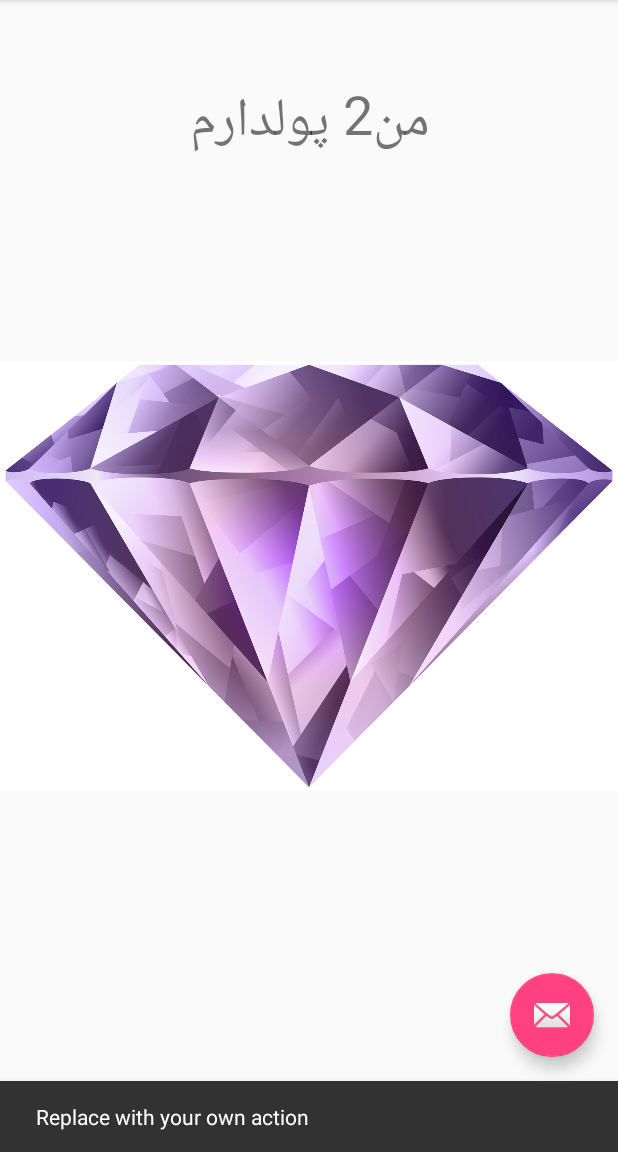
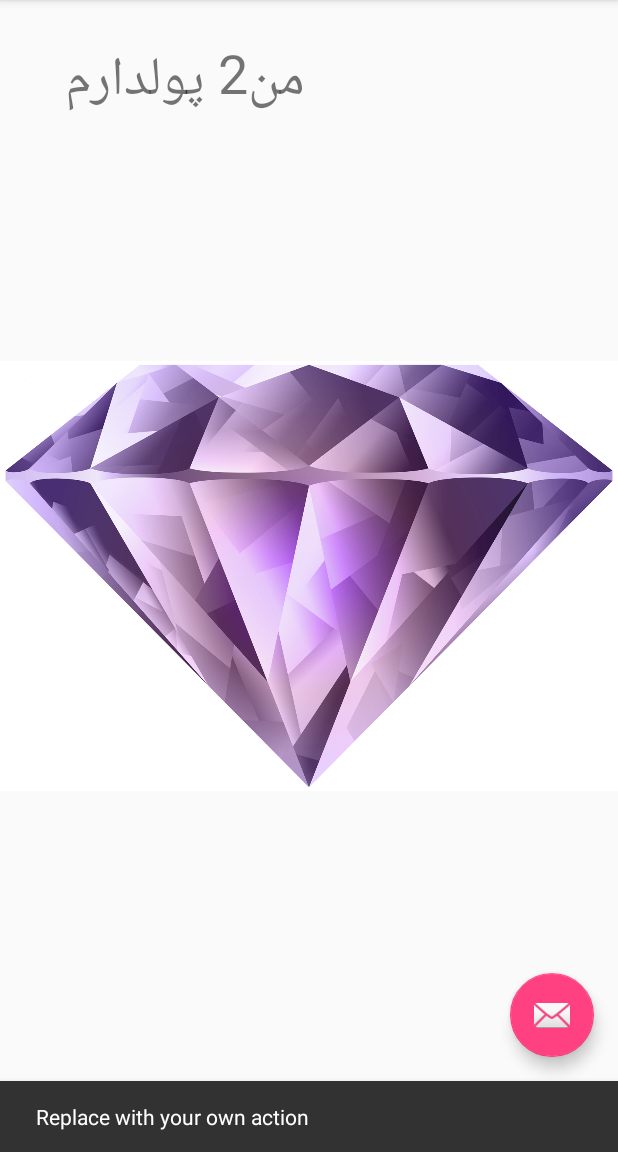
Before and after one commit to zerovan/android, an Android app: the screen it shows after launch (MainActivity), after a tap on an icon or button, on a phone screen of 412 x 824 dp, the part 84-1236 px from its top. Run offline under Robolectric (Android 15) with nearby library versions, the phone set to English and light mode, and no system bars.

Commit message:
change 2

```diff
--- a/app/src/main/res/layout/content_main.xml
+++ b/app/src/main/res/layout/content_main.xml
@@ -26,10 +26,10 @@
         android:text="@string/title"
         android:textSize="36sp"
         app:layout_constraintBottom_toBottomOf="parent"
-        app:layout_constraintHorizontal_bias="0.502"
+        app:layout_constraintHorizontal_bias="0.173"
         app:layout_constraintLeft_toLeftOf="parent"
         app:layout_constraintRight_toRightOf="parent"
         app:layout_constraintTop_toTopOf="parent"
-        app:layout_constraintVertical_bias="0.073" />
+        app:layout_constraintVertical_bias="0.034" />
 
 </android.support.constraint.ConstraintLayout>
```
